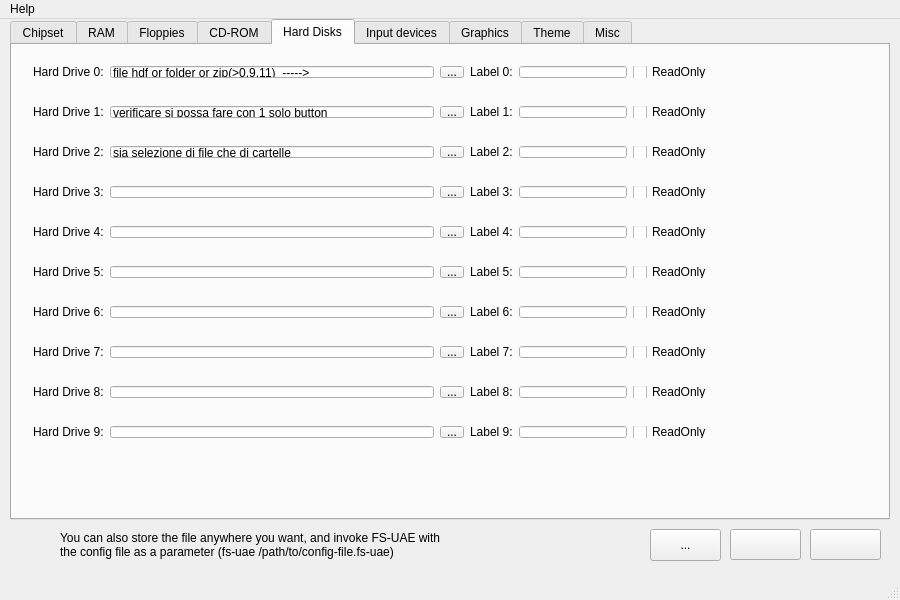
Before: the Qt Designer form amiga.ui in PSRAmiga/fs-uae, drawn with Qt 5.
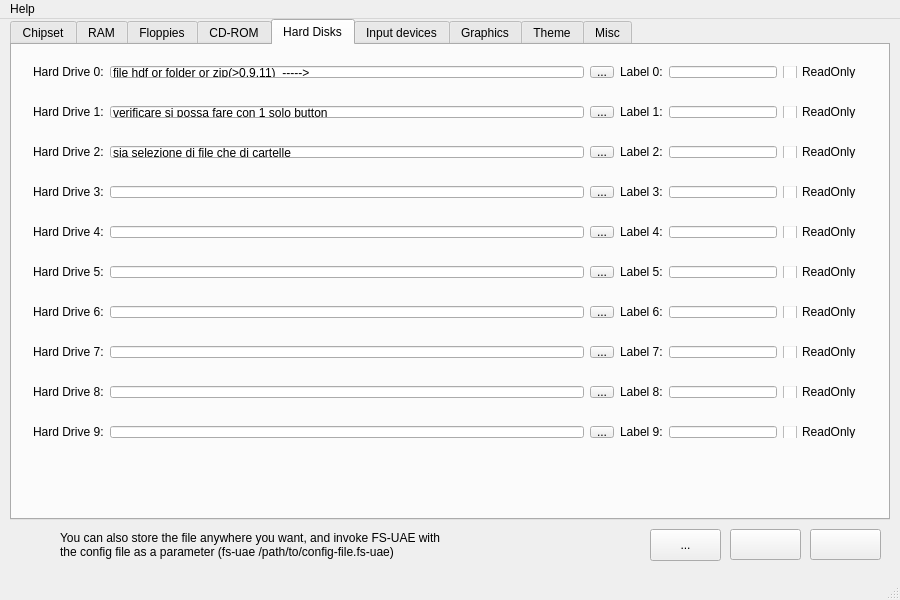
After: the same form once the commit is applied. The open tabs and pages were chosen to show the change. Icons and pictures are not drawn.

Commit message: Modificati menu Floppy, cdrom e harddisks

What changed in the file:
```diff
--- a/amiga.ui
+++ b/amiga.ui
@@ -1504,7 +1504,7 @@
        <rect>
         <x>10</x>
         <y>10</y>
-        <width>701</width>
+        <width>851</width>
         <height>34</height>
        </rect>
       </property>
@@ -1586,7 +1586,7 @@
        <rect>
         <x>10</x>
         <y>50</y>
-        <width>701</width>
+        <width>851</width>
         <height>34</height>
        </rect>
       </property>
@@ -1668,7 +1668,7 @@
        <rect>
         <x>10</x>
         <y>90</y>
-        <width>701</width>
+        <width>851</width>
         <height>34</height>
        </rect>
       </property>
@@ -1750,7 +1750,7 @@
        <rect>
         <x>10</x>
         <y>130</y>
-        <width>701</width>
+        <width>851</width>
         <height>34</height>
        </rect>
       </property>
@@ -1832,7 +1832,7 @@
        <rect>
         <x>10</x>
         <y>170</y>
-        <width>701</width>
+        <width>851</width>
         <height>34</height>
        </rect>
       </property>
@@ -1914,7 +1914,7 @@
        <rect>
         <x>10</x>
         <y>210</y>
-        <width>701</width>
+        <width>851</width>
         <height>34</height>
        </rect>
       </property>
@@ -1996,7 +1996,7 @@
        <rect>
         <x>10</x>
         <y>250</y>
-        <width>701</width>
+        <width>851</width>
         <height>34</height>
        </rect>
       </property>
@@ -2078,7 +2078,7 @@
        <rect>
         <x>10</x>
         <y>290</y>
-        <width>701</width>
+        <width>851</width>
         <height>34</height>
        </rect>
       </property>
@@ -2160,7 +2160,7 @@
        <rect>
         <x>10</x>
         <y>330</y>
-        <width>701</width>
+        <width>851</width>
         <height>34</height>
        </rect>
       </property>
@@ -2242,7 +2242,7 @@
        <rect>
         <x>10</x>
         <y>370</y>
-        <width>701</width>
+        <width>851</width>
         <height>34</height>
        </rect>
       </property>
```
Left out of the diff: 16 changed lines with no effect on the pictures. The commit also changes 1 other file.
